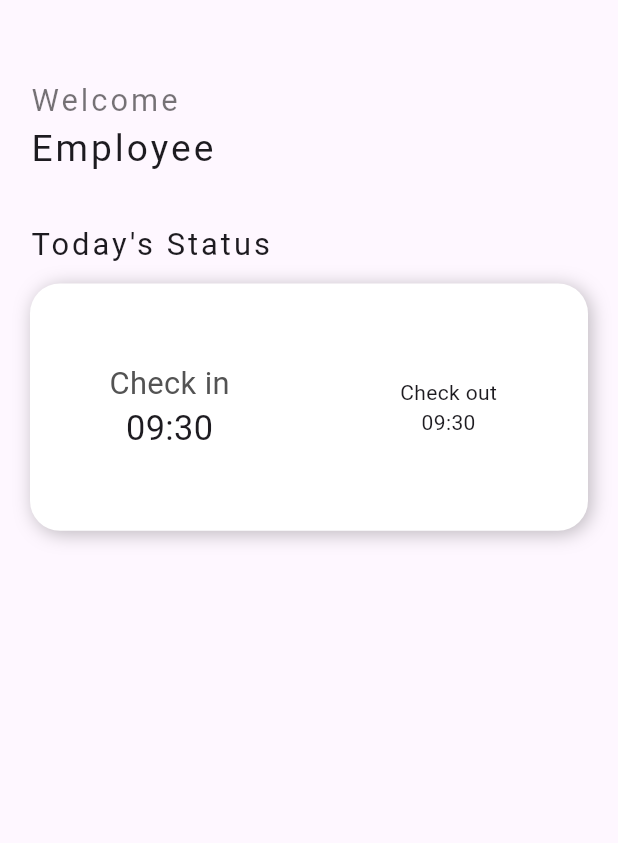
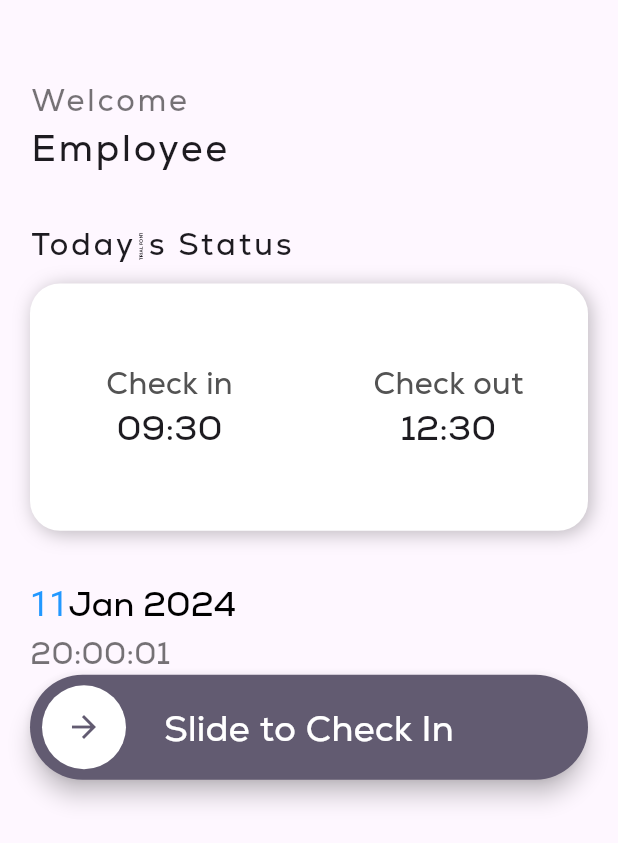
Before and after one commit to TarunHasija/Attendance-Management-system, a Flutter app: the TodayScreen screen opened directly, on a phone screen of 412 x 824 dp. Shown: the top 843 px of the screen. Run offline on Flutter 3.47's test engine with Material 3 defaults, Android fonts, the phone set to English and light mode, and no system bars; drawn by our look-alikes of slide_to_act; our stand-ins replace cloud_firestore, firebase_core, font_awesome_flutter, shared_preferences; accounts and stored records are empty.

Commit message:
new commit

```diff
--- a/lib/main.dart
+++ b/lib/main.dart
@@ -16,7 +16,10 @@ class MyApp extends StatelessWidget {
   @override
   Widget build(BuildContext context) {
     return MaterialApp(
-      theme: ThemeData(),
+      theme: ThemeData(
+        fontFamily: 'Nexa',
+
+      ),
       debugShowCheckedModeBanner: false,
       home: const AuthCheck(),
     );
--- a/lib/screens/navscreens/todayscreen.dart
+++ b/lib/screens/navscreens/todayscreen.dart
@@ -1,5 +1,6 @@
 import 'package:ams/constant.dart';
 import 'package:flutter/material.dart';
+import 'package:slide_to_act/slide_to_act.dart';
 
 class TodayScreen extends StatefulWidget {
   const TodayScreen({super.key});
@@ -46,7 +47,7 @@ class _TodayScreenState extends State<TodayScreen> {
           ),
           Container(
               alignment: Alignment.centerLeft,
-              margin: const EdgeInsets.only(top: 12),
+              margin: const EdgeInsets.only(top: 12, bottom: 32),
               height: deviceHeight(context) * .2,
               decoration: const BoxDecoration(
                   color: Colors.white,
@@ -57,27 +58,74 @@ class _TodayScreenState extends State<TodayScreen> {
                         offset: Offset(2, 2))
                   ],
                   borderRadius: BorderRadius.all(Radius.circular(20))),
-              child:  Row(
+              child: Row(
                 children: [
                   Expanded(
                       child: Column(
                     mainAxisAlignment: MainAxisAlignment.center,
                     crossAxisAlignment: CrossAxisAlignment.center,
-                    children: [Text("Check in",style: TextStyle(
-                      fontSize: deviceWidth(context)/20,
-                      color: const Color.fromARGB(255, 83, 83, 83)
-                    ),), Text("09:30",style: TextStyle(
-                      fontSize: deviceWidth(context)/18
-                    ),)],
+                    children: [
+                      Text(
+                        "Check in",
+                        style: TextStyle(
+                            fontSize: deviceWidth(context) / 20,
+                            color: const Color.fromARGB(255, 83, 83, 83)),
+                      ),
+                      Text(
+                        "09:30",
+                        style: TextStyle(fontSize: deviceWidth(context) / 18),
+                      )
+                    ],
                   )),
-                  const Expanded(
+                  Expanded(
                       child: Column(
                     mainAxisAlignment: MainAxisAlignment.center,
                     crossAxisAlignment: CrossAxisAlignment.center,
-                    children: [Text("Check out"), Text("09:30")],
+                    children: [
+                      Text(
+                        "Check out",
+                        style: TextStyle(
+                            fontSize: deviceWidth(context) / 20,
+                            color: const Color.fromARGB(255, 83, 83, 83)),
+                      ),
+                      Text(
+                        "12:30",
+                        style: TextStyle(fontSize: deviceWidth(context) / 18),
+                      )
+                    ],
                   ))
                 ],
               )),
+          Container(
+              alignment: Alignment.centerLeft,
+              child: RichText(
+                text: TextSpan(
+                    text: "11",
+                    style: TextStyle(
+                        color: primary, fontSize: deviceWidth(context) / 18),
+                    children: const [
+                      TextSpan(
+                          text: "Jan 2024",
+                          style: TextStyle(
+                              color: Colors.black,
+                              fontWeight: FontWeight.w300,
+                              fontFamily: 'Nexa'))
+                    ]),
+              )),
+          Container(
+            alignment: Alignment.centerLeft,
+            child: Text(
+              "20:00:01",
+              style: TextStyle(
+                  fontSize: deviceWidth(context) / 20, color: Colors.black54),
+            ),
+          ),
+          Builder(builder: (context) {
+            final GlobalKey<SlideActionState> key = GlobalKey();
+            return SlideAction(
+              text: "Slide to Check In",
+            );
+          })
         ],
       ),
     ));
--- a/lib/widgets/loginbutton.dart
+++ b/lib/widgets/loginbutton.dart
@@ -22,9 +22,9 @@ class Loginbutton extends StatelessWidget {
             function();
           },
           style: ButtonStyle(
-            shape: MaterialStateProperty.all(RoundedRectangleBorder(
+            shape: WidgetStateProperty.all(RoundedRectangleBorder(
                 borderRadius: BorderRadius.circular(15))),
-            backgroundColor: MaterialStatePropertyAll(primary),
+            backgroundColor: WidgetStatePropertyAll(primary),
           ),
           child: const Text(
             "Login",
```
Also changed, not shown: pubspec.yaml (+13 -9 lines), assets/fonts/Nexa Bold.otf (added), assets/fonts/Nexa Light.otf (added), assets/fonts/Nexa-Trial-Regular.ttf (added), pubspec.lock, 1 other file.
